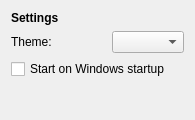
DoonMad/TowerToys, file src/ui/settingswidget.ui: the form before one commit.
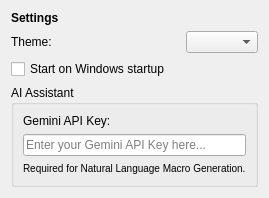
The form after the commit.

Patch:
```diff
--- a/src/ui/settingswidget.ui
+++ b/src/ui/settingswidget.ui
@@ -55,6 +55,39 @@
      </property>
     </widget>
    </item>
+   <item>
+    <widget class="QGroupBox" name="aiGroupBox">
+     <property name="title">
+      <string>AI Assistant</string>
+     </property>
+     <layout class="QVBoxLayout" name="aiLayout">
+      <item>
+       <widget class="QLabel" name="apiKeyLabel">
+        <property name="text">
+         <string>Gemini API Key:</string>
+        </property>
+       </widget>
+      </item>
+      <item>
+       <widget class="QLineEdit" name="apiKeyLineEdit">
+        <property name="echoMode">
+         <enum>QLineEdit::Password</enum>
+        </property>
+        <property name="placeholderText">
+         <string>Enter your Gemini API Key here...</string>
+        </property>
+       </widget>
+      </item>
+      <item>
+       <widget class="QLabel" name="apiHintLabel">
+        <property name="text">
+         <string>&lt;small&gt;Required for Natural Language Macro Generation.&lt;/small&gt;</string>
+        </property>
+       </widget>
+      </item>
+     </layout>
+    </widget>
+   </item>
    <item>
     <spacer name="verticalSpacer">
      <property name="orientation">
```
